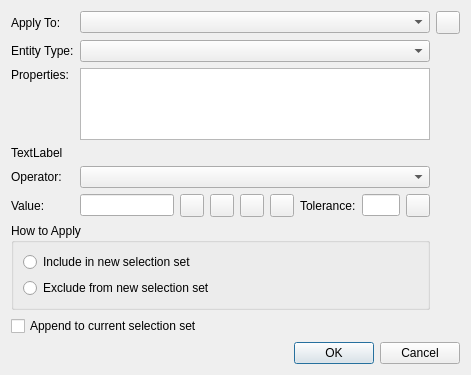
Before: the Qt Designer form librecad/src/ui/dialogs/actions/quick_selection/lc_dlgquickselection.ui in sand1024/LibreCAD, drawn with Qt 5.
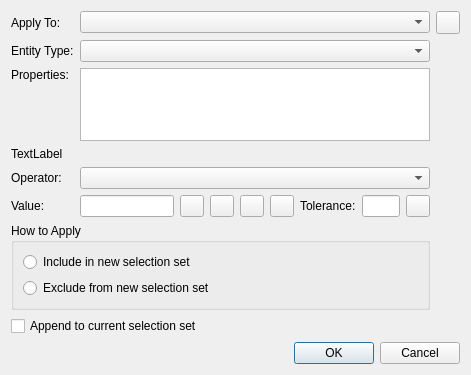
After: the same form once the commit is applied. Icons and pictures are not drawn. Custom widgets are drawn as their Qt base class.

Commit message: code cleanup, fixed height of value, tooltips on items

```diff
--- a/librecad/src/ui/dialogs/actions/quick_selection/lc_dlgquickselection.ui
+++ b/librecad/src/ui/dialogs/actions/quick_selection/lc_dlgquickselection.ui
@@ -283,6 +283,18 @@
       </layout>
      </widget>
      <widget class="QWidget" name="pageValue">
+      <property name="sizePolicy">
+       <sizepolicy hsizetype="Preferred" vsizetype="Fixed">
+        <horstretch>0</horstretch>
+        <verstretch>0</verstretch>
+       </sizepolicy>
+      </property>
+      <property name="maximumSize">
+       <size>
+        <width>16777215</width>
+        <height>22</height>
+       </size>
+      </property>
       <layout class="QHBoxLayout" name="horizontalLayout" stretch="5,0,0,0,0,0,2,0">
        <property name="leftMargin">
         <number>0</number>
@@ -304,6 +316,18 @@
            <verstretch>0</verstretch>
           </sizepolicy>
          </property>
+         <property name="minimumSize">
+          <size>
+           <width>0</width>
+           <height>0</height>
+          </size>
+         </property>
+         <property name="maximumSize">
+          <size>
+           <width>16777215</width>
+           <height>22</height>
+          </size>
+         </property>
          <property name="toolTip">
           <string>Value to match</string>
          </property>
@@ -311,6 +335,18 @@
        </item>
        <item>
         <widget class="QToolButton" name="tbPickAngle">
+         <property name="minimumSize">
+          <size>
+           <width>0</width>
+           <height>0</height>
+          </size>
+         </property>
+         <property name="maximumSize">
+          <size>
+           <width>16777215</width>
+           <height>22</height>
+          </size>
+         </property>
          <property name="toolTip">
           <string>Pick angle from drawing</string>
          </property>
@@ -325,6 +361,18 @@
        </item>
        <item>
         <widget class="QToolButton" name="tbPickLength">
+         <property name="minimumSize">
+          <size>
+           <width>0</width>
+           <height>0</height>
+          </size>
+         </property>
+         <property name="maximumSize">
+          <size>
+           <width>16777215</width>
+           <height>22</height>
+          </size>
+         </property>
          <property name="toolTip">
           <string>Pick distance from drawing</string>
          </property>
@@ -339,6 +387,18 @@
        </item>
        <item>
         <widget class="QToolButton" name="tbPickCoordX">
+         <property name="minimumSize">
+          <size>
+           <width>0</width>
+           <height>0</height>
+          </size>
+         </property>
+         <property name="maximumSize">
+          <size>
+           <width>16777215</width>
+           <height>22</height>
+          </size>
+         </property>
          <property name="toolTip">
           <string>Pick X coordinate of point  from drawing</string>
          </property>
@@ -353,6 +413,18 @@
        </item>
        <item>
         <widget class="QToolButton" name="tbPickCoordY">
+         <property name="minimumSize">
+          <size>
+           <width>0</width>
+           <height>0</height>
+          </size>
+         </property>
+         <property name="maximumSize">
+          <size>
+           <width>16777215</width>
+           <height>22</height>
+          </size>
+         </property>
          <property name="toolTip">
           <string>Pick Y coordinate of point  from drawing</string>
          </property>
@@ -367,6 +439,24 @@
        </item>
        <item>
         <widget class="QLabel" name="lblPrecision">
+         <property name="sizePolicy">
+          <sizepolicy hsizetype="Preferred" vsizetype="Fixed">
+           <horstretch>0</horstretch>
+           <verstretch>0</verstretch>
+          </sizepolicy>
+         </property>
+         <property name="minimumSize">
+          <size>
+           <width>0</width>
+           <height>0</height>
+          </size>
+         </property>
+         <property name="maximumSize">
+          <size>
+           <width>16777215</width>
+           <height>22</height>
+          </size>
+         </property>
          <property name="text">
           <string>Tolerance:</string>
          </property>
@@ -380,6 +470,18 @@
            <verstretch>0</verstretch>
           </sizepolicy>
          </property>
+         <property name="minimumSize">
+          <size>
+           <width>0</width>
+           <height>0</height>
+          </size>
+         </property>
+         <property name="maximumSize">
+          <size>
+           <width>16777215</width>
+           <height>22</height>
+          </size>
+         </property>
          <property name="toolTip">
           <string>Tolearance range used for floating-point values comparison. Values considered equal, if the absolute unsigned difference between them is within this range. </string>
          </property>
@@ -387,6 +489,18 @@
        </item>
        <item>
         <widget class="QToolButton" name="tbPrecisionUpdateByDoc">
+         <property name="minimumSize">
+          <size>
+           <width>0</width>
+           <height>0</height>
+          </size>
+         </property>
+         <property name="maximumSize">
+          <size>
+           <width>16777215</width>
+           <height>22</height>
+          </size>
+         </property>
          <property name="toolTip">
           <string>Update tolerance based on the document unit precision settings.</string>
          </property>
```
Left out of the diff: 48 changed lines with no effect on the pictures. The commit also changes 2 other files.
